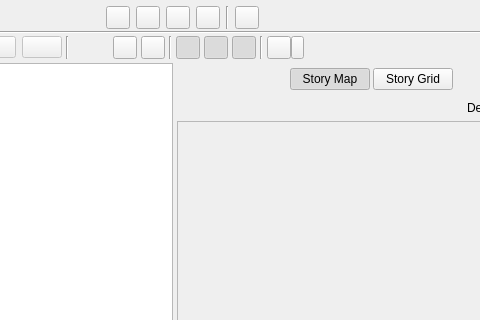
Above: ui/scenes_view.ui from zkovari/plotlyst before the change; both pictures show x 215 to 695 and y 0 to 320 of the 796 by 664 pixel window. Below: the same form after it.
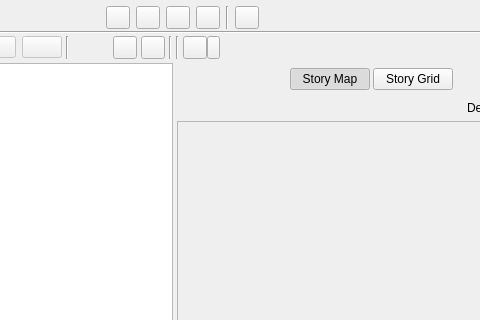
That is the form after the change. Custom widgets are drawn as their Qt base class.

Commit message: Extract ActSelectorButtons filter for scenes view #1121

```diff
--- a/ui/scenes_view.ui
+++ b/ui/scenes_view.ui
@@ -513,72 +513,6 @@
             </property>
            </widget>
           </item>
-          <item>
-           <widget class="QToolButton" name="btnAct1">
-            <property name="cursor">
-             <cursorShape>PointingHandCursor</cursorShape>
-            </property>
-            <property name="toolTip">
-             <string>Filter scenes by act 1</string>
-            </property>
-            <property name="text">
-             <string/>
-            </property>
-            <property name="checkable">
-             <bool>true</bool>
-            </property>
-            <property name="checked">
-             <bool>true</bool>
-            </property>
-            <property name="base" stdset="0">
-             <bool>true</bool>
-            </property>
-           </widget>
-          </item>
-          <item>
-           <widget class="QToolButton" name="btnAct2">
-            <property name="cursor">
-             <cursorShape>PointingHandCursor</cursorShape>
-            </property>
-            <property name="toolTip">
-             <string>Filter scenes by act 2</string>
-            </property>
-            <property name="text">
-             <string/>
-            </property>
-            <property name="checkable">
-             <bool>true</bool>
-            </property>
-            <property name="checked">
-             <bool>true</bool>
-            </property>
-            <property name="base" stdset="0">
-             <bool>true</bool>
-            </property>
-           </widget>
-          </item>
-          <item>
-           <widget class="QToolButton" name="btnAct3">
-            <property name="cursor">
-             <cursorShape>PointingHandCursor</cursorShape>
-            </property>
-            <property name="toolTip">
-             <string>Filter scenes by act 3</string>
-            </property>
-            <property name="text">
-             <string/>
-            </property>
-            <property name="checkable">
-             <bool>true</bool>
-            </property>
-            <property name="checked">
-             <bool>true</bool>
-            </property>
-            <property name="base" stdset="0">
-             <bool>true</bool>
-            </property>
-           </widget>
-          </item>
           <item>
            <widget class="Line" name="line_6">
             <property name="orientation">
```
Left out of the diff: 4 changed lines with no effect on the pictures. The commit also changes 5 other files.
